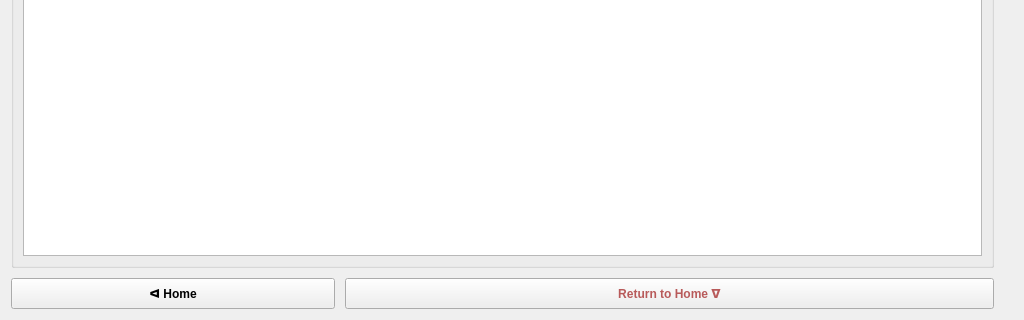
First picture: the form in UI/Midflight/mid_design.ui, repository cmpe-DroneLab/GeoFly3D, before the edit; both pictures show x 0 to 1024 and y 448 to 768 of the 1024 by 768 pixel window.
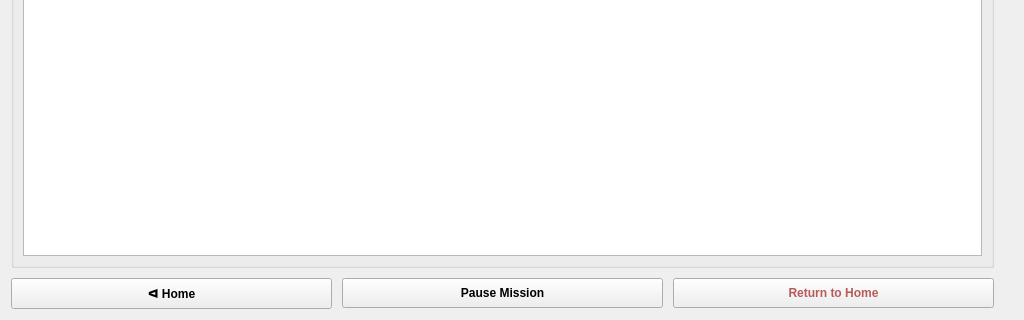
Second picture: the form after the edit.

Commit message: Added Pause/Resume button to Midflight

```diff
--- a/UI/Midflight/mid_design.ui
+++ b/UI/Midflight/mid_design.ui
@@ -224,10 +224,17 @@
            </property>
           </widget>
          </item>
-         <item row="0" column="1" colspan="2">
+         <item row="0" column="3">
+          <widget class="QPushButton" name="btn_pause_resume">
+           <property name="text">
+            <string>Pause Mission</string>
+           </property>
+          </widget>
+         </item>
+         <item row="0" column="4">
           <widget class="QPushButton" name="btn_return_to_home">
            <property name="text">
-            <string>Return to Home ᐁ</string>
+            <string>Return to Home</string>
            </property>
           </widget>
          </item>
```
The commit also changes 4 other files.
